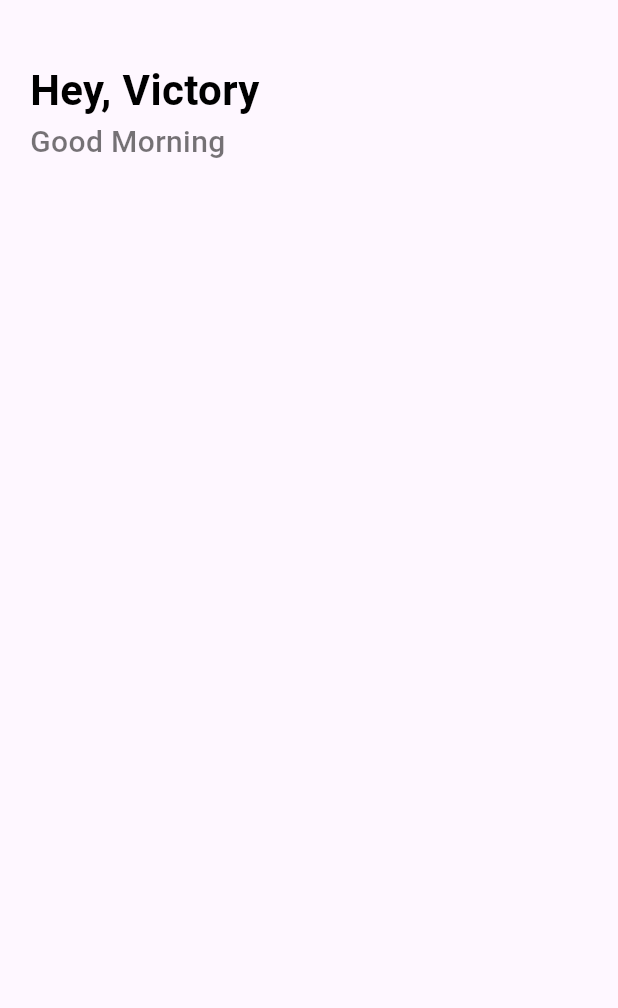
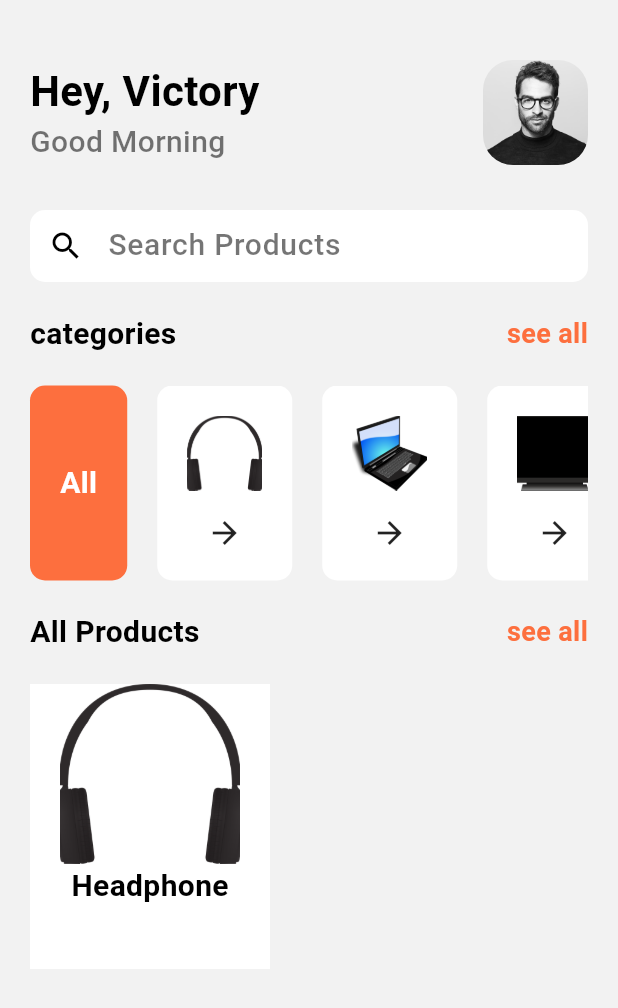
Before and after one commit to vickywagz/shopping-app, a Flutter app: the screen it shows after launch, on a phone screen of 412 x 824 dp. Shown: the top 1008 px of the screen. Run offline on Flutter 3.47's test engine with Material 3 defaults, Android fonts, the phone set to English and light mode, and no system bars.

Commit message:
working on the ui

```diff
--- a/lib/main.dart
+++ b/lib/main.dart
@@ -1,6 +1,5 @@
 import 'package:flutter/material.dart';
 import 'package:shopping_app/pages/home.dart';
-import 'package:shopping_app/pages/onboarding.dart';
 
 void main() {
   runApp(const MyApp());
--- a/lib/pages/home.dart
+++ b/lib/pages/home.dart
@@ -9,21 +9,158 @@ class Home extends StatefulWidget {
 }
 
 class _HomeState extends State<Home> {
+  List categories = [
+    "images/headset.png",
+    "images/lapptop.png",
+    "images/television.png",
+    "images/wrist-watch.png",
+  ];
+
   @override
   Widget build(BuildContext context) {
     return Scaffold(
+      backgroundColor: Color(0xfff2f2f2),
       body: Container(
-        margin: EdgeInsets.only(top: 40.0, left: 20.0),
+        margin: EdgeInsets.only(top: 40.0, left: 20.0, right: 20.0),
         child: Column(
           crossAxisAlignment: CrossAxisAlignment.start,
           children: [
-            Text("Hey, Victory", style: AppWidget.boldTextFieldStyle()),
-            Text(
-              "Good Morning",
-              style: TextStyle(
-                color: Colors.black54,
-                fontSize: 20.0,
-                fontWeight: FontWeight.w500,
+            Row(
+              mainAxisAlignment: MainAxisAlignment.spaceBetween,
+              children: [
+                Column(
+                  crossAxisAlignment: CrossAxisAlignment.start,
+                  children: [
+                    Text("Hey, Victory", style: AppWidget.boldTextFieldStyle()),
+
+                    Text(
+                      "Good Morning",
+                      style: AppWidget.lightTextFieldStyle(),
+                    ),
+                  ],
+                ),
+                ClipRRect(
+                  borderRadius: BorderRadius.circular(20),
+                  child: Image.asset(
+                    "images/man.jpeg",
+                    height: 70,
+                    width: 70,
+                    fit: BoxFit.cover,
+                  ),
+                ),
+              ],
+            ),
+            SizedBox(height: 30.0),
+            Container(
+              decoration: BoxDecoration(
+                color: Colors.white,
+                borderRadius: BorderRadius.circular(10),
+              ),
+              width: MediaQuery.of(context).size.width,
+              child: TextField(
+                decoration: InputDecoration(
+                  border: InputBorder.none,
+                  hintText: "Search Products",
+                  hintStyle: AppWidget.lightTextFieldStyle(),
+                  prefixIcon: Icon(Icons.search, color: Colors.black),
+                ),
+              ),
+            ),
+            SizedBox(height: 20.0),
+            Row(
+              mainAxisAlignment: MainAxisAlignment.spaceBetween,
+              children: [
+                Text("categories", style: AppWidget.semiboldTextFieldStyle()),
+                Text(
+                  "see all",
+                  style: TextStyle(
+                    color: Color(0xFFfd6f3e),
+                    fontSize: 18.0,
+                    fontWeight: FontWeight.bold,
+                  ),
+                ),
+              ],
+            ),
+            SizedBox(height: 20.0),
+            Row(
+              children: [
+                Container(
+                  height: 130,
+                  padding: EdgeInsets.all(20),
+                  margin: EdgeInsets.only(right: 20.0),
+                  decoration: BoxDecoration(
+                    color: Color(0xFFFD6f3e),
+                    borderRadius: BorderRadius.circular(10),
+                  ),
+
+                  child: Center(
+                    child: Text(
+                      "All",
+                      style: TextStyle(
+                        color: Colors.white,
+                        fontSize: 20.0,
+                        fontWeight: FontWeight.bold,
+                      ),
+                    ),
+                  ),
+                ),
+                Expanded(
+                  child: Container(
+                    height: 130,
+                    child: ListView.builder(
+                      padding: EdgeInsets.zero,
+                      itemCount: categories.length,
+                      shrinkWrap: true,
+                      scrollDirection: Axis.horizontal,
+                      itemBuilder: (context, index) {
+                        return CategoryTile(image: categories[index]);
+                      },
+                    ),
+                  ),
+                ),
+              ],
+            ),
+            SizedBox(height: 20.0),
+            Row(
+              mainAxisAlignment: MainAxisAlignment.spaceBetween,
+              children: [
+                Text("All Products", style: AppWidget.semiboldTextFieldStyle()),
+                Text(
+                  "see all",
+                  style: TextStyle(
+                    color: Color(0xFFfd6f3e),
+                    fontSize: 18.0,
+                    fontWeight: FontWeight.bold,
+                  ),
+                ),
+              ],
+            ),
+            SizedBox(height: 20.0),
+            Container(
+              height: 190,
+              child: ListView(
+                shrinkWrap: true,
+                scrollDirection: Axis.horizontal,
+                children: [
+                  Container(
+                    padding: EdgeInsets.symmetric(horizontal: 20.0),
+                    decoration: BoxDecoration(color: Colors.white),
+                    child: Column(
+                      children: [
+                        Image.asset(
+                          "images/headset.png",
+                          height: 120,
+                          width: 120,
+                          fit: BoxFit.cover,
+                        ),
+                        Text(
+                          "Headphone",
+                          style: AppWidget.semiboldTextFieldStyle(),
+                        ),
+                      ],
+                    ),
+                  ),
+                ],
               ),
             ),
           ],
@@ -32,3 +169,28 @@ class _HomeState extends State<Home> {
     );
   }
 }
+
+class CategoryTile extends StatelessWidget {
+  String image;
+  CategoryTile({required this.image});
+
+  @override
+  Widget build(BuildContext context) {
+    return Container(
+      padding: EdgeInsets.all(20),
+      margin: EdgeInsets.only(right: 20.0),
+      decoration: BoxDecoration(
+        color: Colors.white,
+        borderRadius: BorderRadius.circular(10),
+      ),
+
+      child: Column(
+        mainAxisAlignment: MainAxisAlignment.spaceBetween,
+        children: [
+          Image.asset(image, height: 50, width: 50, fit: BoxFit.cover),
+          Icon(Icons.arrow_forward),
+        ],
+      ),
+    );
+  }
+}
--- a/lib/widget/support_widget.dart
+++ b/lib/widget/support_widget.dart
@@ -8,4 +8,20 @@ class AppWidget {
       fontWeight: FontWeight.bold,
     );
   }
+
+  static TextStyle lightTextFieldStyle() {
+    return TextStyle(
+      color: Colors.black54,
+      fontSize: 20.0,
+      fontWeight: FontWeight.w500,
+    );
+  }
+
+  static TextStyle semiboldTextFieldStyle() {
+    return TextStyle(
+      color: Colors.black,
+      fontSize: 20.0,
+      fontWeight: FontWeight.bold,
+    );
+  }
 }
```
Also changed, not shown: images/headphone.jpeg (deleted), images/headset.png (added), images/lapptop.png (added), images/man.jpeg (added), images/television.png (added), images/wrist-watch.png (added).
